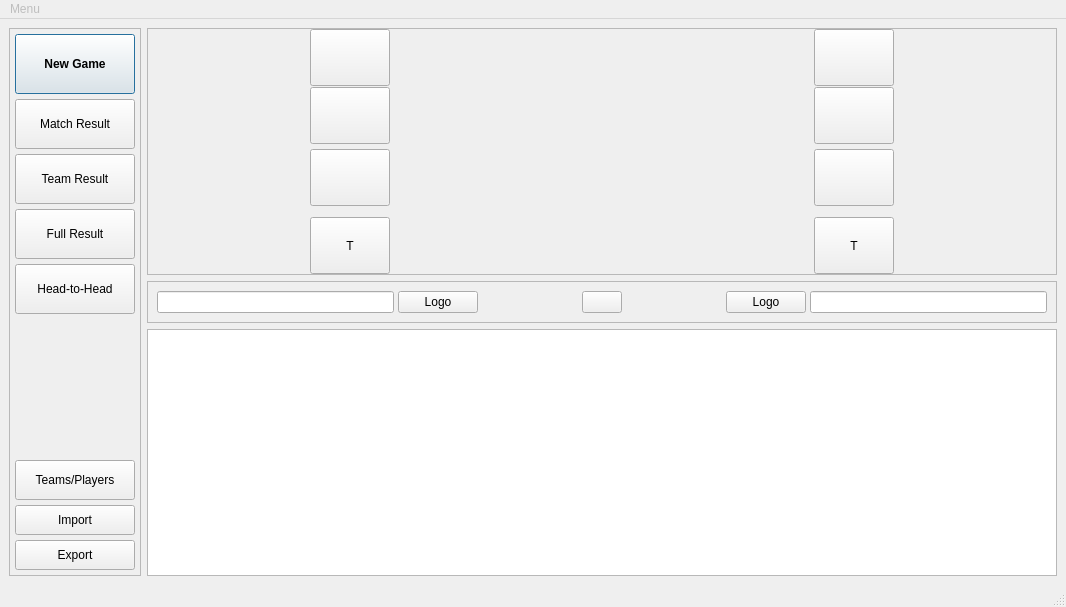
Qt form mainwindow.ui (xiaoyuanyangxu/sportroom-qt) before a commit.
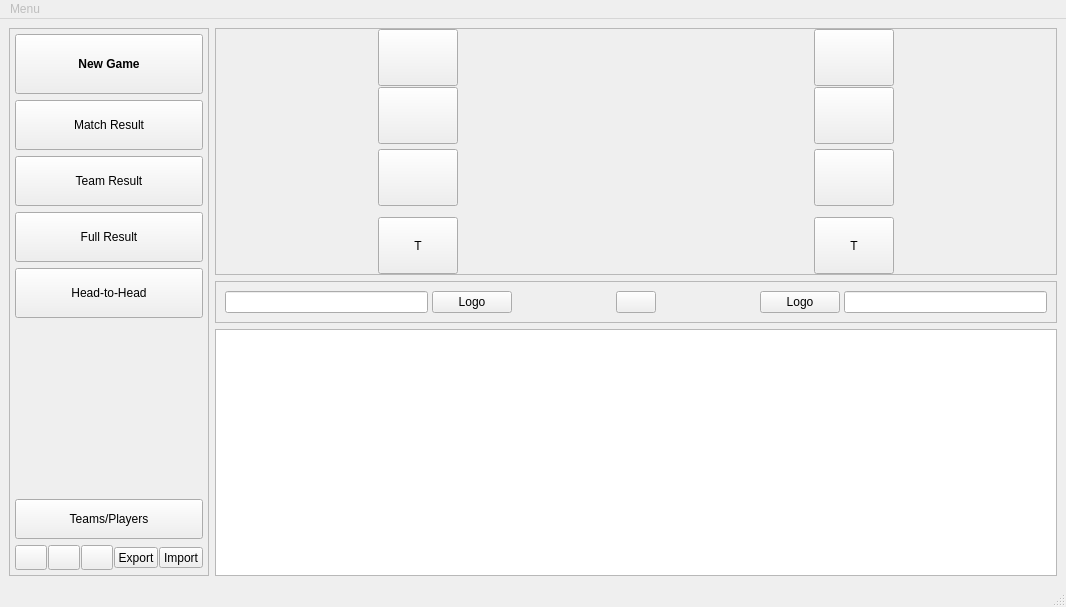
The same form after that commit. Icons and pictures are not drawn. Custom widgets are drawn as their Qt base class.

What changed in the file:
```diff
--- a/mainwindow.ui
+++ b/mainwindow.ui
@@ -41,7 +41,7 @@
       </property>
       <layout class="QVBoxLayout" name="verticalLayout">
        <property name="spacing">
-        <number>5</number>
+        <number>6</number>
        </property>
        <property name="leftMargin">
         <number>5</number>
@@ -70,6 +70,9 @@
            <underline>false</underline>
           </font>
          </property>
+         <property name="layoutDirection">
+          <enum>Qt::LeftToRight</enum>
+         </property>
          <property name="styleSheet">
           <string notr="true"/>
          </property>
@@ -81,7 +84,7 @@
            <normaloff>:/images/add_black.png</normaloff>:/images/add_black.png</iconset>
          </property>
          <property name="default">
-          <bool>true</bool>
+          <bool>false</bool>
          </property>
         </widget>
        </item>
@@ -93,6 +96,9 @@
            <height>50</height>
           </size>
          </property>
+         <property name="layoutDirection">
+          <enum>Qt::LeftToRight</enum>
+         </property>
          <property name="text">
           <string>Match Result</string>
          </property>
@@ -100,6 +106,9 @@
           <iconset resource="images.qrc">
            <normaloff>:/images/dashboard.png</normaloff>:/images/dashboard.png</iconset>
          </property>
+         <property name="default">
+          <bool>false</bool>
+         </property>
         </widget>
        </item>
        <item>
@@ -110,6 +119,9 @@
            <height>50</height>
           </size>
          </property>
+         <property name="layoutDirection">
+          <enum>Qt::LeftToRight</enum>
+         </property>
          <property name="text">
           <string>Team Result</string>
          </property>
@@ -117,6 +129,9 @@
           <iconset resource="images.qrc">
            <normaloff>:/images/table_tennis.png</normaloff>:/images/table_tennis.png</iconset>
          </property>
+         <property name="default">
+          <bool>false</bool>
+         </property>
         </widget>
        </item>
        <item>
@@ -127,6 +142,9 @@
            <height>50</height>
           </size>
          </property>
+         <property name="layoutDirection">
+          <enum>Qt::LeftToRight</enum>
+         </property>
          <property name="text">
           <string>Full Result</string>
          </property>
@@ -134,6 +152,9 @@
           <iconset resource="images.qrc">
            <normaloff>:/images/table.png</normaloff>:/images/table.png</iconset>
          </property>
+         <property name="default">
+          <bool>false</bool>
+         </property>
         </widget>
        </item>
        <item>
@@ -144,6 +165,9 @@
            <height>50</height>
           </size>
          </property>
+         <property name="layoutDirection">
+          <enum>Qt::LeftToRight</enum>
+         </property>
          <property name="text">
           <string>Head-to-Head</string>
          </property>
@@ -151,6 +175,9 @@
           <iconset resource="images.qrc">
            <normaloff>:/images/people.png</normaloff>:/images/people.png</iconset>
          </property>
+         <property name="default">
+          <bool>false</bool>
+         </property>
         </widget>
        </item>
        <item>
@@ -177,6 +204,9 @@
            <height>40</height>
           </size>
          </property>
+         <property name="layoutDirection">
+          <enum>Qt::LeftToRight</enum>
+         </property>
          <property name="text">
           <string>Teams/Players</string>
          </property>
@@ -196,37 +226,117 @@
         </widget>
        </item>
        <item>
-        <widget class="QPushButton" name="importPushButton">
-         <property name="minimumSize">
+        <widget class="QWidget" name="widget_6" native="true">
+         <property name="maximumSize">
           <size>
-           <width>0</width>
-           <height>30</height>
+           <width>16777215</width>
+           <height>25</height>
           </size>
          </property>
+         <layout class="QHBoxLayout" name="horizontalLayout_4">
+          <property name="spacing">
+           <number>1</number>
+          </property>
+          <property name="leftMargin">
+           <number>0</number>
+          </property>
+          <property name="topMargin">
+           <number>0</number>
+          </property>
+          <property name="rightMargin">
+           <number>0</number>
+          </property>
+          <property name="bottomMargin">
+           <number>0</number>
+          </property>
+          <item>
+           <widget class="QToolButton" name="englishToolButton">
          <property name="maximumSize">
           <size>
            <width>16777215</width>
            <height>16777215</height>
           </size>
          </property>
-         <property name="toolTip">
-          <string>&lt;html&gt;&lt;head/&gt;&lt;body&gt;&lt;p&gt;Import Information&lt;/p&gt;&lt;p&gt;&lt;br/&gt;&lt;/p&gt;&lt;/body&gt;&lt;/html&gt;</string>
-         </property>
+            <property name="text">
+             <string/>
+            </property>
+            <property name="icon">
+             <iconset resource="images.qrc">
+              <normaloff>:/images/english_flag.png</normaloff>:/images/english_flag.png</iconset>
+            </property>
+            <property name="iconSize">
+             <size>
+              <width>24</width>
+              <height>24</height>
+             </size>
+            </property>
+            <property name="checkable">
+             <bool>true</bool>
+            </property>
+            <property name="checked">
+             <bool>false</bool>
+            </property>
+           </widget>
+          </item>
+          <item>
+           <widget class="QToolButton" name="spanishToolButton">
          <property name="text">
-          <string>Import</string>
+             <string/>
          </property>
          <property name="icon">
           <iconset resource="images.qrc">
-           <normaloff>:/images/import.png</normaloff>:/images/import.png</iconset>
-         </property>
+              <normaloff>:/images/spanish_flag.png</normaloff>:/images/spanish_flag.png</iconset>
+            </property>
+            <property name="iconSize">
+             <size>
+              <width>24</width>
+              <height>24</height>
+             </size>
+            </property>
+            <property name="checkable">
+             <bool>true</bool>
+            </property>
         </widget>
        </item>
        <item>
-        <widget class="QPushButton" name="exportPushButton">
+           <widget class="QToolButton" name="catalaToolButton">
+            <property name="text">
+             <string/>
+            </property>
+            <property name="icon">
+             <iconset resource="images.qrc">
+              <normaloff>:/images/catala_flag.png</normaloff>:/images/catala_flag.png</iconset>
+            </property>
+            <property name="iconSize">
+             <size>
+              <width>24</width>
+              <height>24</height>
+             </size>
+            </property>
+            <property name="checkable">
+             <bool>true</bool>
+            </property>
+           </widget>
+          </item>
+          <item>
+           <spacer name="horizontalSpacer_5">
+            <property name="orientation">
+             <enum>Qt::Horizontal</enum>
+            </property>
+            <property name="sizeHint" stdset="0">
+             <size>
+              <width>40</width>
+              <height>20</height>
+             </size>
+            </property>
+           </spacer>
+          </item>
+          <item>
+           <widget class="QToolButton" name="exportToolButton">
          <property name="minimumSize">
           <size>
            <width>0</width>
-           <height>30</height>
+              <height>0</height>
           </size>
          </property>
          <property name="toolTip">
@@ -239,6 +349,35 @@
           <iconset resource="images.qrc">
            <normaloff>:/images/export.png</normaloff>:/images/export.png</iconset>
          </property>
+           </widget>
+          </item>
+          <item>
+           <widget class="QToolButton" name="importToolButton">
+            <property name="minimumSize">
+             <size>
+              <width>0</width>
+              <height>0</height>
+             </size>
+            </property>
+            <property name="maximumSize">
+             <size>
+              <width>16777215</width>
+              <height>16777215</height>
+             </size>
+            </property>
+            <property name="toolTip">
+             <string>&lt;html&gt;&lt;head/&gt;&lt;body&gt;&lt;p&gt;Import Information&lt;/p&gt;&lt;/body&gt;&lt;/html&gt;</string>
+            </property>
+            <property name="text">
+             <string>Import</string>
+            </property>
+            <property name="icon">
+             <iconset resource="images.qrc">
+              <normaloff>:/images/import.png</normaloff>:/images/import.png</iconset>
+            </property>
+           </widget>
+          </item>
+         </layout>
         </widget>
        </item>
       </layout>
```
Left out of the diff: 2 changed lines with no effect on the pictures. Lines whose indentation alone changed are shown as unchanged.
